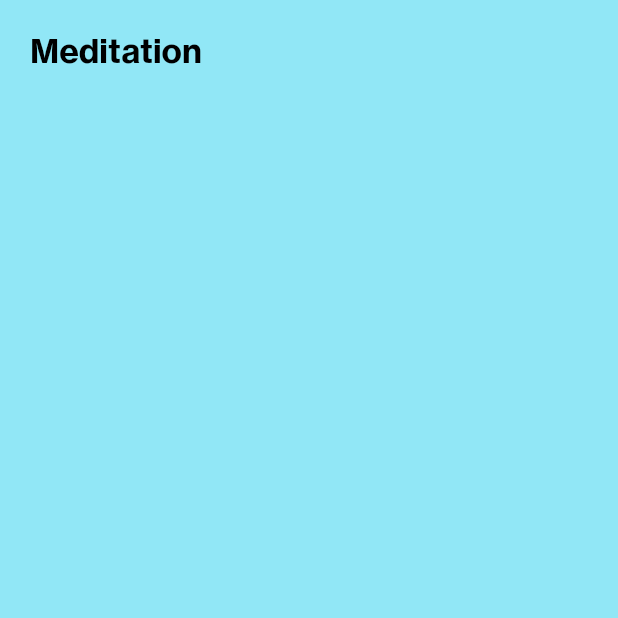
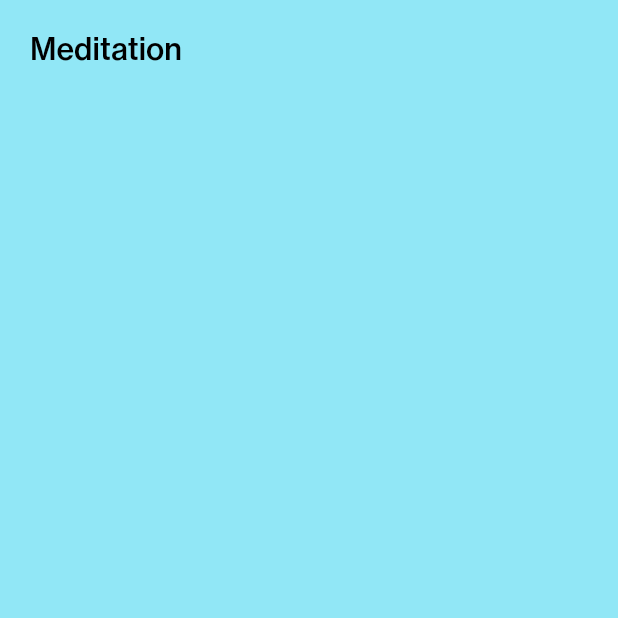
Before and after one commit to vipulasri/Serene, a Flutter app: the screen it shows after launch, after a tap on "Meditation", on a phone screen of 412 x 824 dp, the top half of it. Run offline on Flutter 3.47's test engine with Material 2 defaults, Android fonts, the phone set to English and light mode, and no system bars.

Commit message:
update: typographhy

```diff
--- a/lib/config/typography.dart
+++ b/lib/config/typography.dart
@@ -3,11 +3,19 @@ import 'package:flutter/material.dart';
 class AppTypography {
   static String fontFamily = "HaasGrotesk";
 
-  static TextStyle title() {
+  static TextStyle appTitle() {
     return TextStyle(
         fontFamily: fontFamily,
         fontSize: 22,
         fontWeight: FontWeight.w700,
+        color: Colors.black);
+  }
+
+  static TextStyle title() {
+    return TextStyle(
+        fontFamily: fontFamily,
+        fontSize: 20,
+        fontWeight: FontWeight.w500,
         color: Colors.black);
   }
 
--- a/lib/screens/home.dart
+++ b/lib/screens/home.dart
@@ -46,7 +46,7 @@ class _HomePageState extends State<HomePage> {
           children: <Widget>[
             Text(
               "Serene",
-              style: AppTypography.title().copyWith(color: Colors.white),
+              style: AppTypography.appTitle().copyWith(color: Colors.white),
             ),
             Spacer(),
             bottomView()
```
